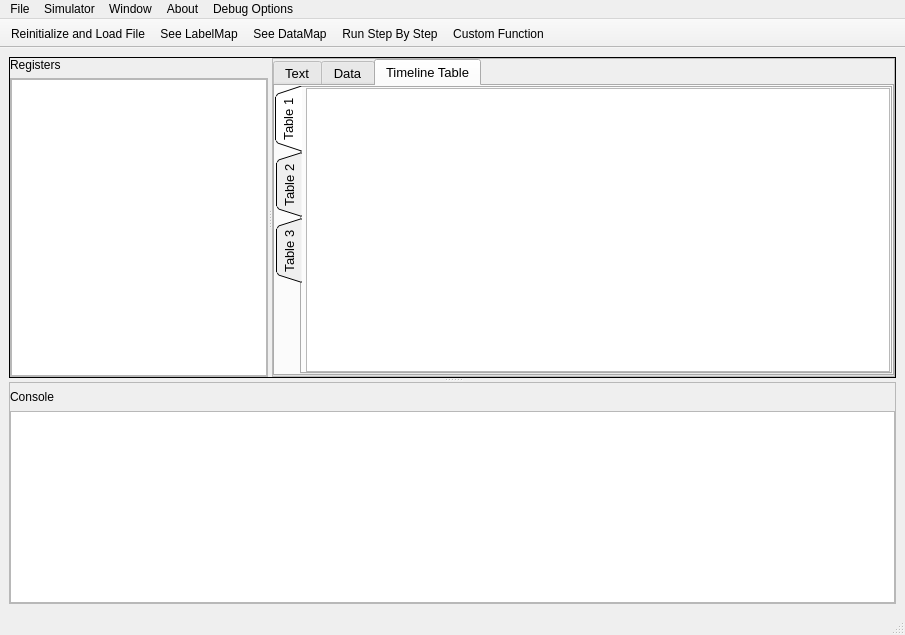
Old version of the form mainwindow.ui in the repository GithinGeorge2k1/CO_MIPS_SIMULATOR.
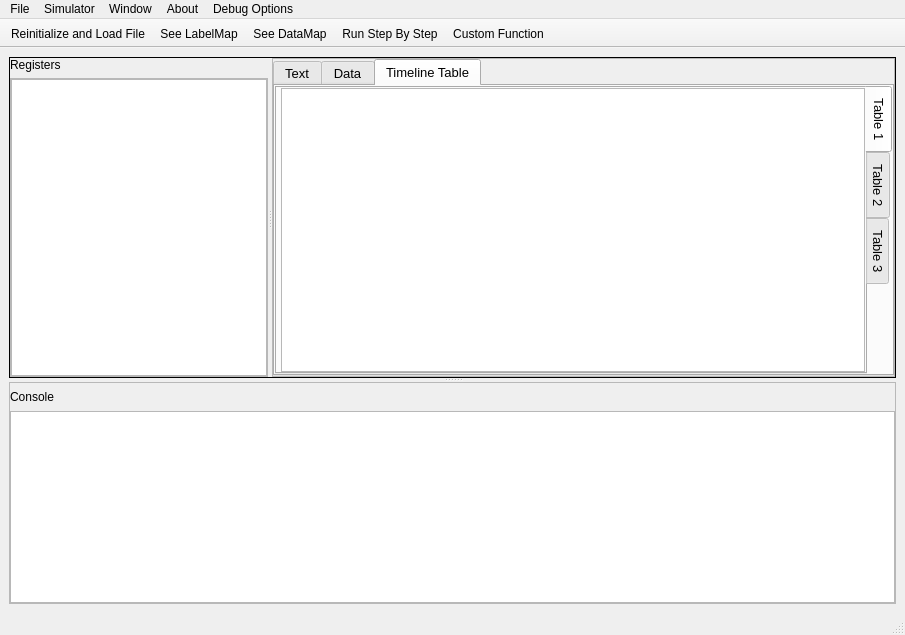
New version of the form.

The edit to the form file:
```diff
--- a/mainwindow.ui
+++ b/mainwindow.ui
@@ -225,10 +225,10 @@
              <item>
               <widget class="QTabWidget" name="tabWidget">
                <property name="tabPosition">
-                <enum>QTabWidget::West</enum>
+                <enum>QTabWidget::East</enum>
                </property>
                <property name="tabShape">
-                <enum>QTabWidget::Triangular</enum>
+                <enum>QTabWidget::Rounded</enum>
                </property>
                <property name="currentIndex">
                 <number>0</number>
```
Left out of the diff: 2 changed lines with no effect on the pictures.
